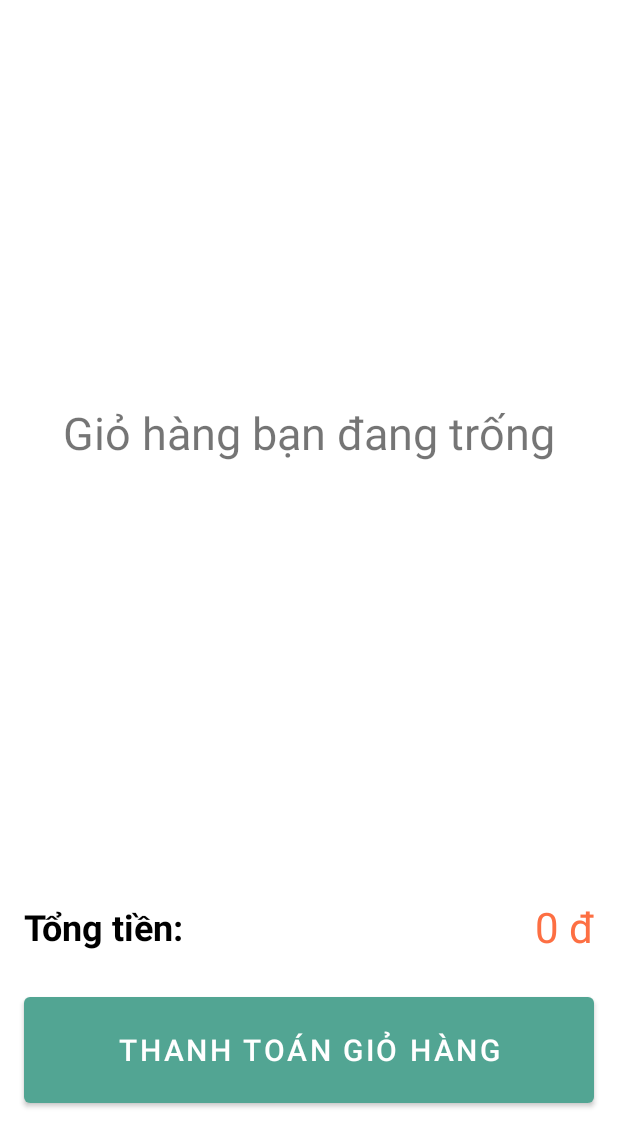
After one commit to haohuynh1101-hub/book_store_app, an Android app: the CartActivity screen opened directly, with no data from a screen before it, on a phone screen of 412 x 824 dp. The commit adds this screen. Shown: the top 1147 px of the screen. Run offline under Robolectric (Android 15) with nearby library versions, the phone set to English and light mode, and no system bars; our stand-ins replace Picasso; network calls fail; pictures from the network do not load.

Commit message:
feat: add book to cart

```diff
--- a/app/src/main/AndroidManifest.xml
+++ b/app/src/main/AndroidManifest.xml
@@ -9,8 +9,8 @@
         android:roundIcon="@mipmap/ic_launcher_round"
         android:supportsRtl="true"
         android:theme="@style/Theme.Book_Store_App">
-
-        <activity android:name=".activities.DetailBookActivity"></activity>
+        <activity android:name=".activities.CartActivity"></activity>
+        <activity android:name=".activities.DetailBookActivity" />
         <activity android:name=".activities.ForgotPasswordActivity" />
         <activity android:name=".activities.SignupActivity" />
         <activity
--- /dev/null
+++ b/app/src/main/java/com/example/book_store_app/activities/CartActivity.java
@@ -0,0 +1,53 @@
+package com.example.book_store_app.activities;
+
+import androidx.appcompat.app.AppCompatActivity;
+
+import android.os.Bundle;
+import android.view.View;
+
+import com.example.book_store_app.R;
+import com.example.book_store_app.adapter.CartAdapter;
+import com.example.book_store_app.databinding.ActivityCartBinding;
+
+import java.text.DecimalFormat;
+
+public class CartActivity extends AppCompatActivity {
+    ActivityCartBinding binding;
+    CartAdapter cartAdapter;
+
+    @Override
+    protected void onCreate(Bundle savedInstanceState) {
+        super.onCreate(savedInstanceState);
+        binding = ActivityCartBinding.inflate(getLayoutInflater());
+        setContentView(binding.getRoot());
+
+        eventUtil();
+        addControls();
+        checkData();
+    }
+
+    private void addControls() {
+        cartAdapter=new CartAdapter(getApplicationContext(),MainActivity.cartModels);
+        binding.lvCart.setAdapter(cartAdapter);
+    }
+
+    private void eventUtil() {
+        double toltalMoney = 0;
+        for (int i = 0; i < MainActivity.cartModels.size(); i++) {
+            toltalMoney = toltalMoney + MainActivity.cartModels.get(i).getPrice();
+        }
+        DecimalFormat decimalFormat = new DecimalFormat("###,###,###");
+        binding.txtValue.setText(decimalFormat.format(toltalMoney) + " đ");
+    }
+
+    private void checkData() {
+        if (MainActivity.cartModels.size() <= 0) {
+            binding.txtThongBao.setVisibility(View.VISIBLE);
+            binding.lvCart.setVisibility(View.INVISIBLE);
+        } else {
+            binding.txtThongBao.setVisibility(View.INVISIBLE);
+            binding.lvCart.setVisibility(View.VISIBLE);
+
+        }
+    }
+}
--- /dev/null
+++ b/app/src/main/res/layout/activity_cart.xml
@@ -0,0 +1,92 @@
+<?xml version="1.0" encoding="utf-8"?>
+<LinearLayout xmlns:android="http://schemas.android.com/apk/res/android"
+    xmlns:app="http://schemas.android.com/apk/res-auto"
+    xmlns:tools="http://schemas.android.com/tools"
+    android:layout_width="match_parent"
+    android:layout_height="match_parent"
+    tools:context=".activities.CartActivity"
+    android:orientation="vertical"
+    android:weightSum="10"
+    >
+
+    <LinearLayout
+        android:layout_width="match_parent"
+        android:layout_height="0dp"
+        android:layout_weight="7"
+        android:orientation="horizontal">
+
+        <FrameLayout
+            android:layout_width="match_parent"
+            android:layout_height="match_parent">
+
+            <TextView
+                android:id="@+id/txtThongBao"
+                android:layout_width="wrap_content"
+                android:layout_height="wrap_content"
+                android:layout_gravity="center"
+                android:text="Giỏ hàng bạn đang trống"
+                android:textSize="30sp" />
+
+            <ListView
+                android:id="@+id/lvCart"
+                android:layout_width="match_parent"
+                android:layout_height="match_parent" />
+        </FrameLayout>
+    </LinearLayout>
+
+    <LinearLayout
+        android:layout_width="match_parent"
+        android:layout_height="0dp"
+        android:layout_marginHorizontal="16dp"
+        android:layout_weight="1">
+
+        <LinearLayout
+            android:layout_width="match_parent"
+            android:layout_height="match_parent"
+            android:orientation="horizontal"
+            android:weightSum="2">
+
+            <LinearLayout
+                android:layout_width="0dp"
+                android:layout_height="match_parent"
+                android:gravity="left|center"
+                android:layout_weight="1">
+
+                <TextView
+                    android:layout_width="wrap_content"
+                    android:layout_height="wrap_content"
+                    android:text="Tổng tiền:"
+                    android:textColor="#000"
+                    android:textStyle="bold"
+                    android:textSize="24sp" />
+            </LinearLayout>
+
+            <LinearLayout
+                android:layout_width="0dp"
+                android:layout_height="match_parent"
+                android:gravity="right|center"
+                android:layout_weight="1">
+
+                <TextView
+                    android:id="@+id/txtValue"
+                    android:layout_width="wrap_content"
+                    android:layout_height="wrap_content"
+                    android:text="Giá trị:"
+                    android:textColor="@color/second_400"
+                    android:textSize="28sp" />
+            </LinearLayout>
+        </LinearLayout>
+    </LinearLayout>
+
+    <Button
+        android:id="@+id/btnPayment"
+        android:layout_marginHorizontal="16dp"
+        android:layout_width="match_parent"
+        android:layout_height="0dp"
+        android:layout_weight="1"
+        android:text="Thanh toán giỏ hàng"
+        android:textColor="#fff"
+        android:textSize="20sp"
+        android:layout_gravity="center"
+        />
+</LinearLayout>
--- a/app/src/main/res/layout/activity_detail_book.xml
+++ b/app/src/main/res/layout/activity_detail_book.xml
@@ -124,6 +124,7 @@
         android:orientation="horizontal">
 
         <com.google.android.material.button.MaterialButton
+            android:id="@+id/btnAddToCart"
             android:layout_width="wrap_content"
             android:layout_height="48dp"
             android:text="Thêm vào giỏ"
@@ -135,7 +136,7 @@
             />
 
         <com.google.android.material.button.MaterialButton
-
+            android:id="@+id/btnBuyNow"
             android:layout_width="wrap_content"
             android:layout_height="48dp"
             android:text="Mua ngay"
```
Also changed, not shown: app/src/main/java/com/example/book_store_app/activities/DetailBookActivity.java (+45 -5 lines), app/src/main/java/com/example/book_store_app/activities/MainActivity.java (+9 -0 lines), app/src/main/java/com/example/book_store_app/adapter/CartAdapter.java (added, +89 -0 lines), app/src/main/java/com/example/book_store_app/models/CartModel.java (added, +23 -0 lines), app/src/main/res/drawable/custome_border_linear.xml (added, +15 -0 lines), app/src/main/res/layout/activity_login.xml (+12 -1 lines), app/src/main/res/layout/activity_signup.xml (+13 -0 lines), app/src/main/res/layout/row_cart_item.xml (added, +135 -0 lines), app/src/main/res/drawable/vector.png (added).
